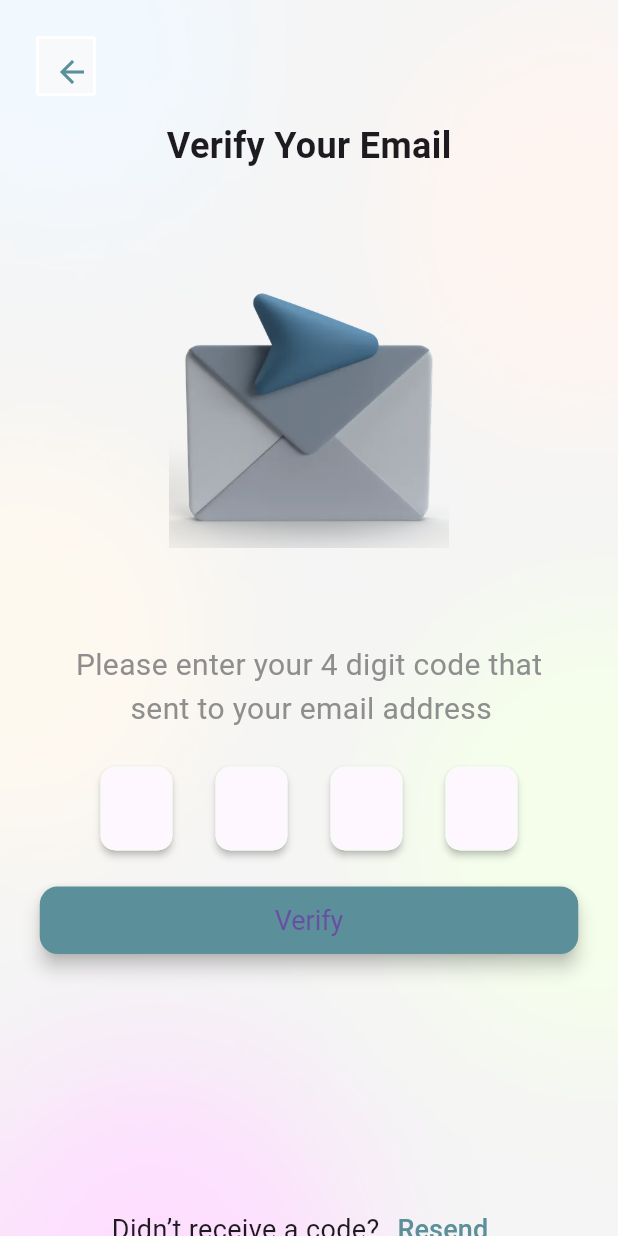
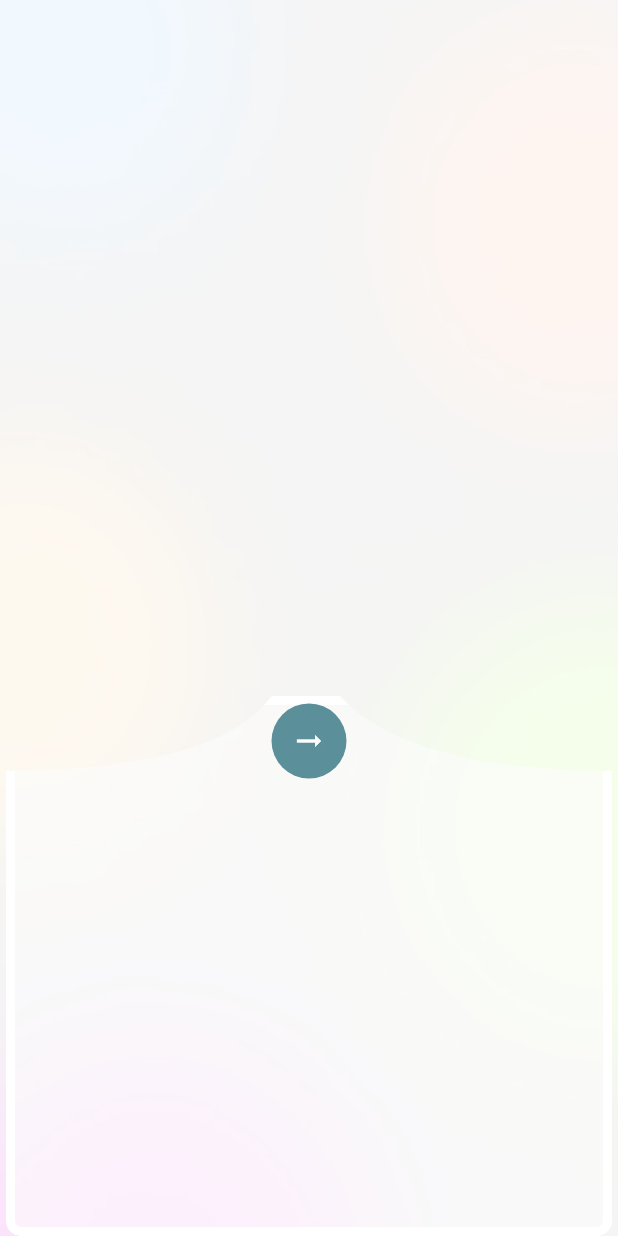
Before and after one commit to AmrTaher70/Custom_Craft, a Flutter app: the screen it shows after launch, on a phone screen of 412 x 824 dp. Run offline on Flutter 3.47's test engine with Material 3 defaults, Android fonts, the phone set to English and light mode, and no system bars; our stand-ins replace device_preview, get, go_router, google_fonts, smooth_page_indicator.

Commit message:
create the background of onboarding

```diff
--- a/lib/core/utils/router/go_router.dart
+++ b/lib/core/utils/router/go_router.dart
@@ -18,7 +18,7 @@ abstract class AppRouter {
       GoRoute(
         path: kOnScreen,
         builder: (context, state) => const BackGroundImage(
-          child: On1(),
+          child: OnBoardingScreens(),
         ),
       ),
     ],
--- /dev/null
+++ b/lib/core/widget/line_of_onboarding.dart
@@ -0,0 +1,106 @@
+import 'package:custom_craft/core/widget/next_page_button.dart';
+import 'package:flutter/material.dart';
+
+// ignore: must_be_immutable
+class LineOfOnBoarding extends StatefulWidget {
+  const LineOfOnBoarding({super.key});
+
+  @override
+  State<LineOfOnBoarding> createState() => _LineOfOnBoardingState();
+}
+
+class _LineOfOnBoardingState extends State<LineOfOnBoarding> {
+  @override
+  Widget build(BuildContext context) {
+    final screenSize = MediaQuery.of(context).size;
+    final double width = screenSize.width;
+    return Scaffold(
+      backgroundColor: Colors.transparent,
+      body: Column(
+        mainAxisAlignment: MainAxisAlignment.end,
+        crossAxisAlignment: CrossAxisAlignment.center,
+        children: [
+          Stack(
+            children: [
+              ClipPath(
+                clipper: ContainerClipper(),
+                child: Padding(
+                  padding: const EdgeInsets.symmetric(horizontal: 4),
+                  child: Container(
+                    height: 360,
+                    width: width,
+                    decoration: BoxDecoration(
+                      border: Border.all(color: Colors.white, width: 6),
+                      color: const Color(0xffFCFCFC).withOpacity(0.6),
+                      borderRadius: BorderRadius.circular(10),
+                    ),
+                  ),
+                ),
+              ),
+              const Padding(
+                padding: EdgeInsets.symmetric(vertical: 5),
+                child: Center(child: NextPageButton()),
+              ),
+            ],
+          )
+        ],
+      ),
+    );
+  }
+}
+
+class ContainerClipper extends CustomClipper<Path> {
+  @override
+  getClip(Size size) {
+    var path = Path();
+    path.lineTo(0, 50);
+    var firstStart = Offset(size.width * 0.35, 50);
+    var firstEnd = Offset(size.width * 0.44, 0);
+    path.quadraticBezierTo(
+        firstStart.dx, firstStart.dy, firstEnd.dx, firstEnd.dy);
+    var secondStart = Offset(size.width * 0.45, 0);
+    var secondEnd = Offset(size.width * 0.55, 0);
+    path.quadraticBezierTo(
+        secondStart.dx, secondStart.dy, secondEnd.dx, secondEnd.dy);
+    var thirtStart = Offset(size.width * .66, 50);
+    var thirtEnd = Offset(size.width, 50);
+    path.quadraticBezierTo(
+        thirtStart.dx, thirtStart.dy, thirtEnd.dx, thirtEnd.dy);
+    path.lineTo(size.width, 0);
+    path.lineTo(size.width, size.height);
+    path.lineTo(0, size.height);
+    path.close();
+    return path;
+  }
+
+  @override
+  bool shouldReclip(covariant CustomClipper oldClipper) => true;
+}
+
+class ContainerClipper2 extends CustomClipper<Path> {
+  @override
+  getClip(Size size) {
+    var path = Path();
+    path.lineTo(0, 50);
+    var firstStart = Offset(size.width * 0.35, 50);
+    var firstEnd = Offset(size.width * 0.44, 0);
+    path.quadraticBezierTo(
+        firstStart.dx, firstStart.dy, firstEnd.dx, firstEnd.dy);
+    var secondStart = Offset(size.width * 0.45, 0);
+    var secondEnd = Offset(size.width * 0.55, 0);
+    path.quadraticBezierTo(
+        secondStart.dx, secondStart.dy, secondEnd.dx, secondEnd.dy);
+    var thirtStart = Offset(size.width * .66, 50);
+    var thirtEnd = Offset(size.width, 50);
+    path.quadraticBezierTo(
+        thirtStart.dx, thirtStart.dy, thirtEnd.dx, thirtEnd.dy);
+    path.lineTo(size.width, 0);
+    path.lineTo(size.width, size.height);
+    path.lineTo(0, size.height);
+    path.close();
+    return path;
+  }
+
+  @override
+  bool shouldReclip(covariant CustomClipper oldClipper) => true;
+}
--- /dev/null
+++ b/lib/core/widget/next_page_button.dart
@@ -0,0 +1,31 @@
+import 'package:custom_craft/constans/colors/colors.dart';
+import 'package:flutter/material.dart';
+
+class NextPageButton extends StatelessWidget {
+  const NextPageButton({super.key});
+
+  @override
+  Widget build(BuildContext context) {
+    PageController controller = PageController();
+    return Stack(
+      alignment: Alignment.center,
+      children: [
+        const CircleAvatar(
+          backgroundColor: AssetsColors.primaryColor,
+          radius: 25,
+        ),
+        IconButton(
+          onPressed: () {
+            controller.nextPage(
+                duration: const Duration(microseconds: 1000),
+                curve: Curves.fastLinearToSlowEaseIn);
+          },
+          icon: const Icon(
+            Icons.arrow_right_alt_outlined,
+            color: Colors.white,
+          ),
+        ),
+      ],
+    );
+  }
+}
--- a/lib/features/splash/splash/splash_screen.dart
+++ b/lib/features/splash/splash/splash_screen.dart
@@ -36,7 +36,7 @@ class _SplashScreenState extends State<SplashScreen>
 
   void navigateToOn() {
     Future.delayed(const Duration(seconds: 3), () {
-      Get.to(() => const On1(),
+      Get.to(() => const OnBoardingScreens(),
           transition: Transition.fade,
           duration: const Duration(milliseconds: 250));
     });
--- a/lib/main.dart
+++ b/lib/main.dart
@@ -1,9 +1,6 @@
 import 'package:custom_craft/core/widget/image_background.dart';
-import 'package:custom_craft/features/SignUp/sign_up.dart';
-import 'package:custom_craft/features/forgotPassword/forgot_password_screen.dart';
-import 'package:custom_craft/features/forgotPassword/verify_email_screen.dart';
-import 'package:custom_craft/features/login/login_screen.dart';
-import 'package:custom_craft/features/splash/splash/splash_screen.dart';
+import 'package:custom_craft/core/widget/line_of_onboarding.dart';
+import 'package:custom_craft/features/onBoarding/on_boarding.dart';
 import 'package:device_preview/device_preview.dart';
 import 'package:flutter/material.dart';
 import 'package:get/get_navigation/src/root/get_material_app.dart';
@@ -24,7 +21,7 @@ class MyApp extends StatelessWidget {
       home: Stack(
         children: [
           BackGroundImage(
-            child: VerifyEmailScreen(),
+            child: LineOfOnBoarding(),
           )
         ],
       ),
--- a/pubspec.yaml
+++ b/pubspec.yaml
@@ -32,6 +32,7 @@ dependencies:
   device_preview: ^1.1.0
   flutter:
     sdk: flutter
+  flutter_custom_clippers: ^2.1.0
   get: ^4.6.6
   get_it: ^7.6.7
   go_router: ^13.2.0
```
Also changed, not shown: lib/features/onBoarding/on_boarding.dart (+7 -25 lines), pubspec.lock.
